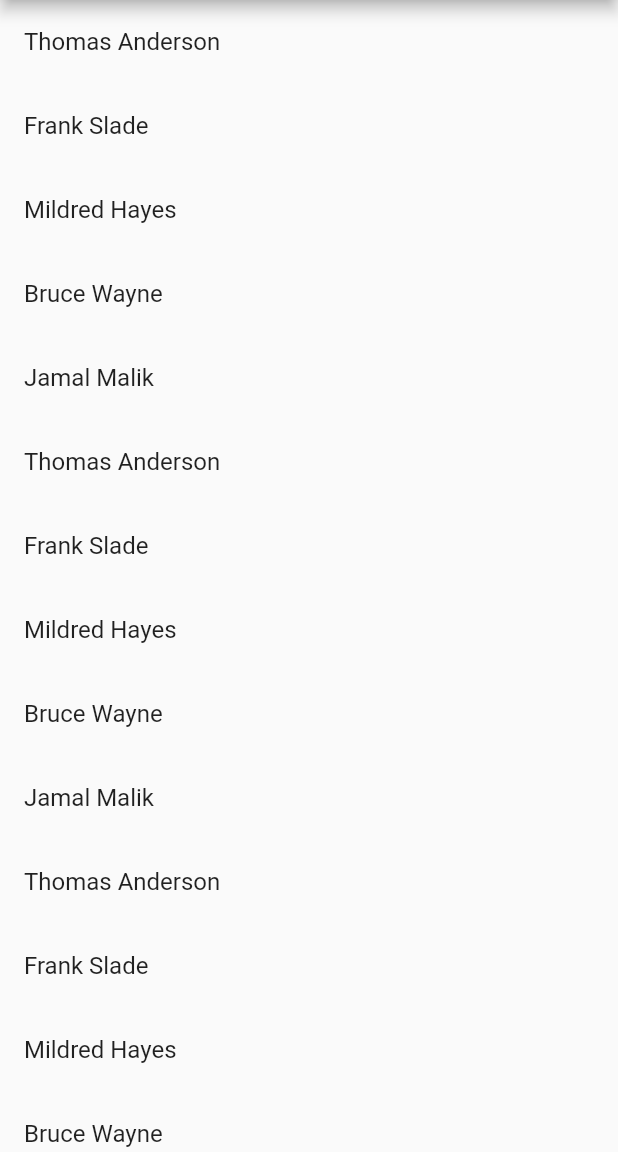
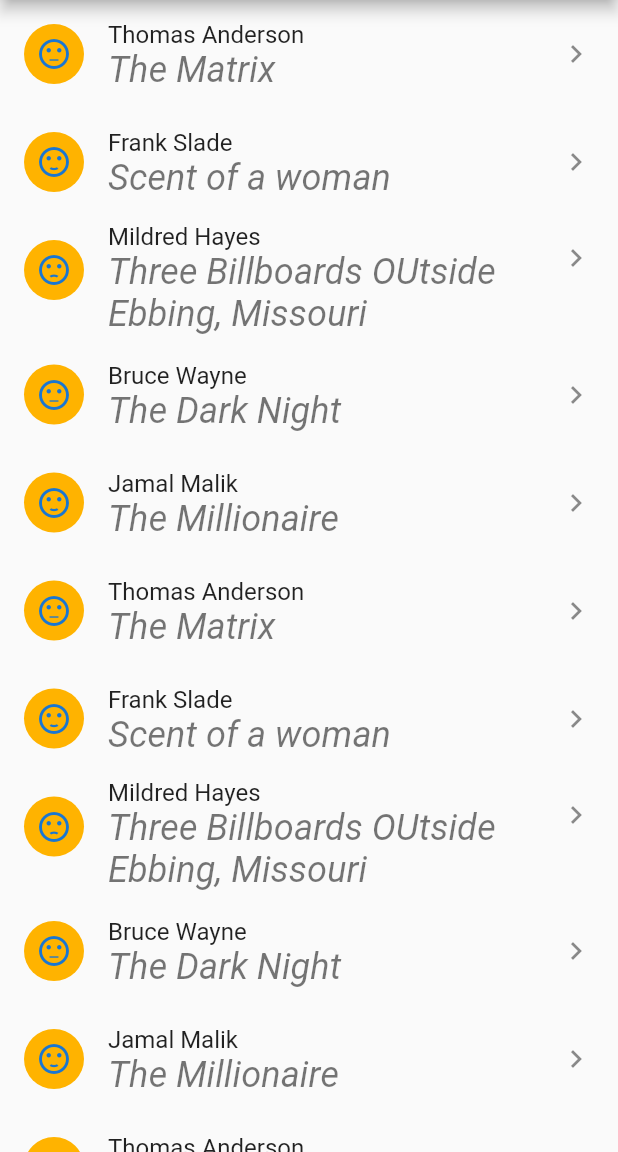
Before and after one commit to dpocheronOnePoint/HelloLayoutFlutter, a Flutter app: the screen it shows after launch, on a phone screen of 412 x 824 dp, the part 84-1236 px from its top. Run offline on Flutter 3.47's test engine with Material 2 defaults, Android fonts, the phone set to English and light mode, and no system bars; our stand-ins replace flutter_mobx, mobx; generated files the repository leaves out were written again.

Commit message:
End to design ContactList

```diff
--- a/contact_list/lib/screens/contact_list.dart
+++ b/contact_list/lib/screens/contact_list.dart
@@ -45,6 +45,13 @@ List<ListTile> showContacts() {
   for (var contact in contacts) {
     list.add(ListTile(
       title: Text(contact.name),
+      subtitle: Text(contact.subtitle),
+      leading: CircleAvatar(
+        backgroundColor: Colors.amber[600],
+        child: Icon(contact.icon),
+      ),
+      trailing: const Icon(Icons.keyboard_arrow_right),
+      onTap: () => true,
     ));
   }
   return list;
```
